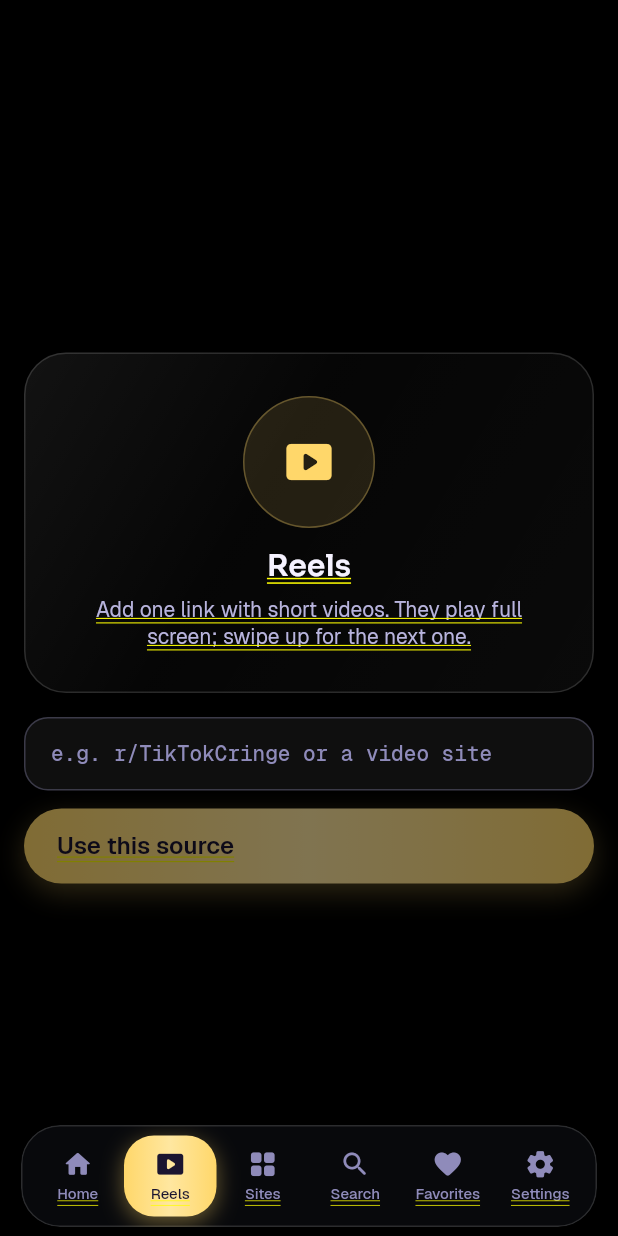
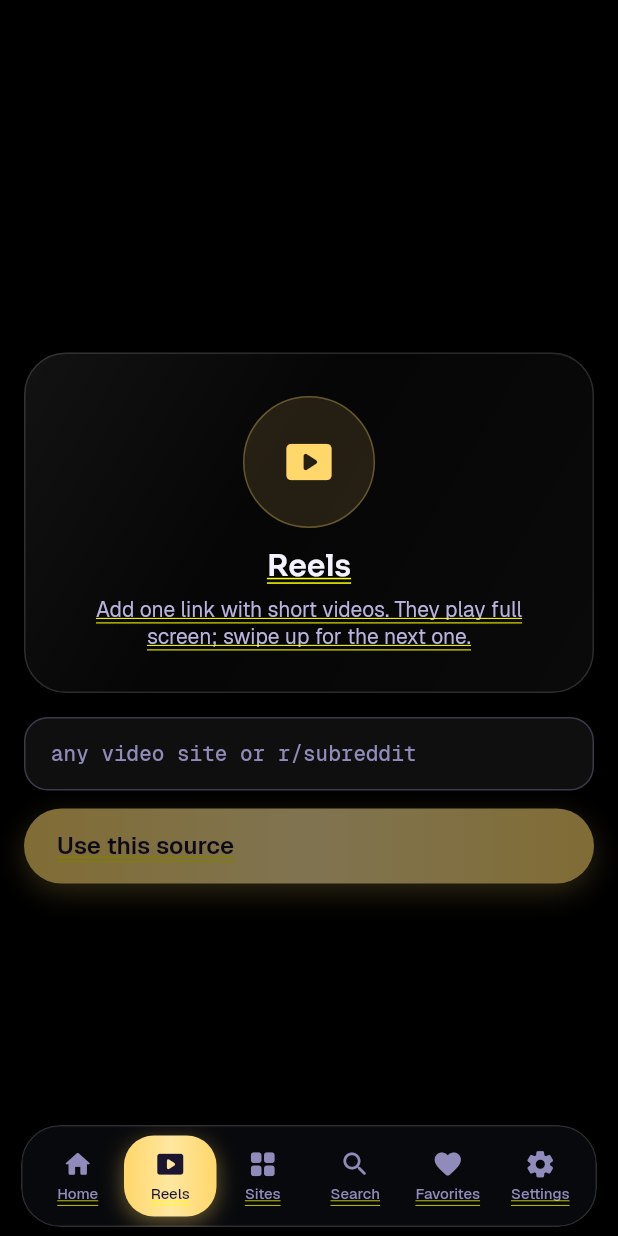
Before and after one commit to mmzlopasa/iNUTT, a Flutter app: the screen it shows after launch, item 2 of the bottom bar chosen, on a phone screen of 412 x 824 dp. Run offline on Flutter 3.47's test engine with Material 3 defaults, Android fonts, the phone set to English and light mode, and no system bars; our stand-ins replace flutter_secure_storage, local_auth, shared_preferences; missing offline and left inert: flutter_inappwebview, gal, media_kit, media_kit_video.

Commit message:
Reels: play videos from any site
Post links on any page count as reels and are resolved (rendering the
page when needed) until their video shows up; a single video page
plays as one reel.

Co-Authored-By: Claude Opus 5.5 (1M context) <noreply@anthropic.com>
Claude-Session: https://claude.ai/code/session_01NoUzNCkZiTfWg8t7o45bUq

```diff
--- a/cross/lib/screens/reels.dart
+++ b/cross/lib/screens/reels.dart
@@ -57,16 +57,19 @@ class ReelsStore extends ChangeNotifier {
     notifyListeners();
     try {
       final r = await FeedEngine.fetchListing(site.url, site.url, site, null);
-      var list = r.items.where(isReel).toList();
+      var list = reels(r.items);
       // A page of categories: play the first ones.
       if (list.length < 4) {
         for (final c in r.categories.take(3)) {
           try {
             final r2 = await FeedEngine.fetchListing(c.url, c.url, site, c.name);
-            list += r2.items.where(isReel).toList();
+            final have = list.map((e) => e.id).toSet();
+            list += reels(r2.items).where((e) => !have.contains(e.id)).toList();
           } catch (_) {}
         }
       }
+      // The link itself is one reel (a single video page).
+      if (list.isEmpty) list = [MediaItem(siteId: site.id, siteName: site.name, title: '', pageUrl: site.url, kind: MediaKind.video)];
       items = list;
       _next = r.nextPage;
       _loadedSource = AppSettings.shared.reelsSource;
@@ -87,7 +90,7 @@ class ReelsStore extends ChangeNotifier {
     try {
       final r = await FeedEngine.fetchListing(next, site.url, site, null);
       final have = items.map((e) => e.id).toSet();
-      items = [...items, ...r.items.where((e) => isReel(e) && !have.contains(e.id))];
+      items = [...items, ...reels(r.items).where((e) => !have.contains(e.id))];
       _next = r.nextPage == next ? null : r.nextPage;
       _save();
     } catch (_) {
@@ -97,9 +100,15 @@ class ReelsStore extends ChangeNotifier {
     notifyListeners();
   }
 
-  /// Videos, GIFs, and links that may hold one; plain pictures are left out.
-  static bool isReel(MediaItem i) =>
-      !i.isListing && (i.kind == MediaKind.video || i.kind == MediaKind.gif || (i.mediaUrl == null && i.pageUrl != null && i.duration != null));
+  /// Videos, GIFs, and post links that may hold one, from any site. Post links are treated as
+  /// videos so resolving them renders the page until its video shows up. Plain pictures are left out.
+  static List<MediaItem> reels(List<MediaItem> items) => [
+        for (final i in items)
+          if (!i.isListing && (i.kind == MediaKind.video || i.kind == MediaKind.gif))
+            i
+          else if (!i.isListing && i.mediaUrl == null && i.pageUrl != null)
+            (i..kind = MediaKind.video),
+      ];
 
   void _save() => unawaited(Disk.save('reels.json', {
         'source': _loadedSource,
@@ -242,7 +251,7 @@ class _ReelsViewState extends State<ReelsView> {
           child: Column(mainAxisSize: MainAxisSize.min, crossAxisAlignment: CrossAxisAlignment.start, children: [
             Text('Reels source', style: T.display(18, weight: FontWeight.w600)),
             const SizedBox(height: 8),
-            Text('One link only. Subreddits with videos work best; TikTok itself blocks apps from reading its feed.',
+            Text('One link to any site with short videos. A few sites, like TikTok and Instagram, block apps from reading their feed.',
                 style: T.text(13, color: T.muted)),
             const SizedBox(height: 14),
             const _SourceField(closeOnSave: true),
@@ -286,7 +295,7 @@ class _SourceFieldState extends State<_SourceField> {
           onChanged: (_) => setState(() {}),
           onSubmitted: (_) => _save(),
           decoration: InputDecoration(
-            hintText: 'e.g. r/TikTokCringe or a video site',
+            hintText: 'any video site or r/subreddit',
             hintStyle: T.mono(14, color: T.muted),
             filled: true,
             fillColor: Colors.white.withValues(alpha: 0.06),
```
Also changed, not shown: 1 other file.
